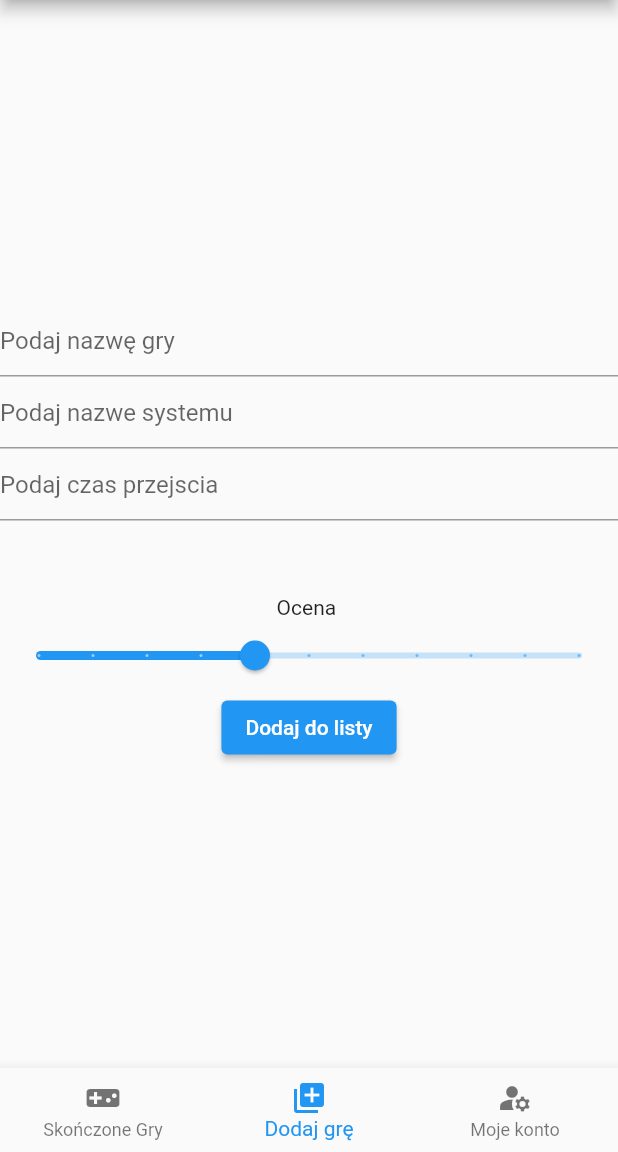
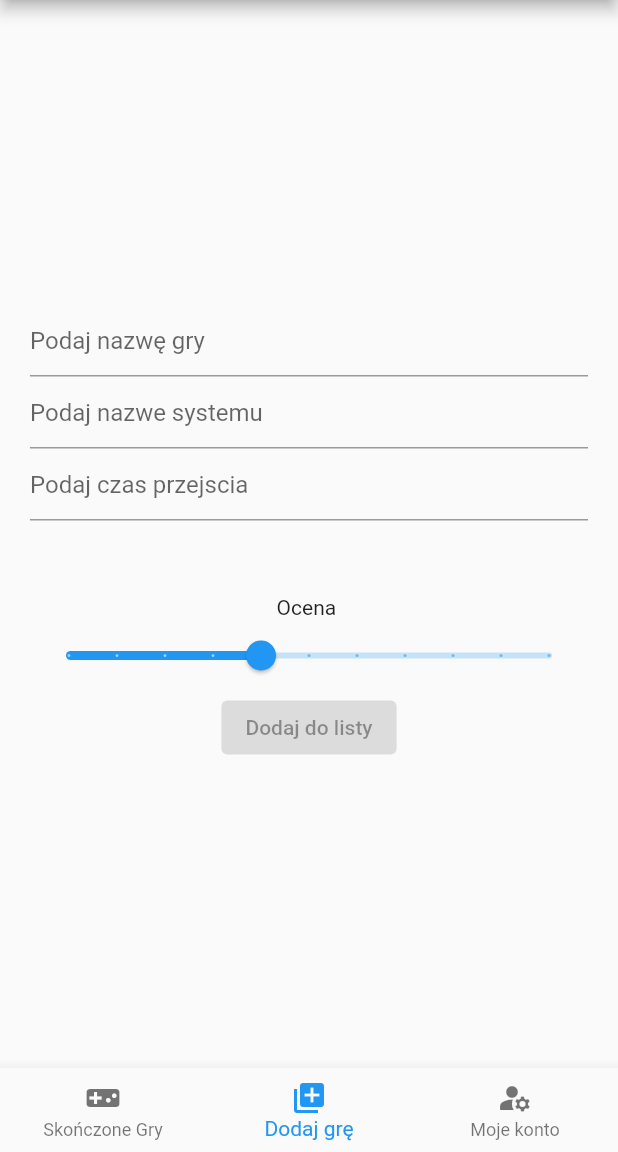
Before and after one commit to jacekkawiorski/gamedonelist, a Flutter app: the screen it shows once a user with an empty profile is signed in, item 2 of the bottom bar chosen, on a phone screen of 412 x 824 dp, the part 84-1236 px from its top. Run offline on Flutter 3.47's test engine with Material 2 defaults, Android fonts, the light colour scheme and no system bars; our stand-ins replace cloud_firestore, firebase_auth, firebase_core; accounts and stored records are empty.

Commit message:
add change page after add

```diff
--- a/lib/app/home/add_game/add_game_page_content.dart
+++ b/lib/app/home/add_game/add_game_page_content.dart
@@ -4,7 +4,10 @@ import 'package:flutter/material.dart';
 class AddGamePageContent extends StatefulWidget {
   const AddGamePageContent({
     super.key,
+    required this.onSave,
   });
+
+  final Function onSave;
 
   @override
   State<AddGamePageContent> createState() => _AddGamePageContentState();
@@ -19,6 +22,8 @@ class _AddGamePageContentState extends State<AddGamePageContent> {
   @override
   Widget build(BuildContext context) {
     return Center(
+      child: Padding(
+        padding: const EdgeInsets.all(20),
         child: Column(
           mainAxisAlignment: MainAxisAlignment.center,
           children: [
@@ -31,7 +36,8 @@ class _AddGamePageContentState extends State<AddGamePageContent> {
               },
             ),
             TextField(
-            decoration: const InputDecoration(hintText: 'Podaj nazwe systemu'),
+              decoration:
+                  const InputDecoration(hintText: 'Podaj nazwe systemu'),
               onChanged: (newValue) {
                 setState(() {
                   system = newValue;
@@ -39,7 +45,8 @@ class _AddGamePageContentState extends State<AddGamePageContent> {
               },
             ),
             TextField(
-            decoration: const InputDecoration(hintText: 'Podaj czas przejscia'),
+              decoration:
+                  const InputDecoration(hintText: 'Podaj czas przejscia'),
               keyboardType: TextInputType.number,
               onChanged: (newValue) {
                 setState(() {
@@ -62,18 +69,22 @@ class _AddGamePageContentState extends State<AddGamePageContent> {
               label: rating.toString(),
             ),
             ElevatedButton(
-            onPressed: () {
+              onPressed: gameName.isEmpty || system.isEmpty || playTime.isEmpty
+                  ? null
+                  : () {
                       FirebaseFirestore.instance.collection('games').add({
                         'gameName': gameName,
                         'system': system,
                         'time': playTime,
                         'rating': rating,
                       });
+                      widget.onSave();
                     },
               child: const Text('Dodaj do listy'),
             )
           ],
         ),
+      ),
     );
   }
 }
--- a/lib/app/home/home_page.dart
+++ b/lib/app/home/home_page.dart
@@ -31,7 +31,11 @@ class _HomePageState extends State<HomePage> {
           return const GameListPageContent();
         }
         if (currenttIndex == 1) {
-          return const AddGamePageContent();
+          return AddGamePageContent(onSave: () {
+            setState(() {
+              currenttIndex = 0;
+            });
+          });
         }
 
         return MyAccountPageContent(email: widget.user.email);
```
Lines whose indentation alone changed are shown as unchanged.
